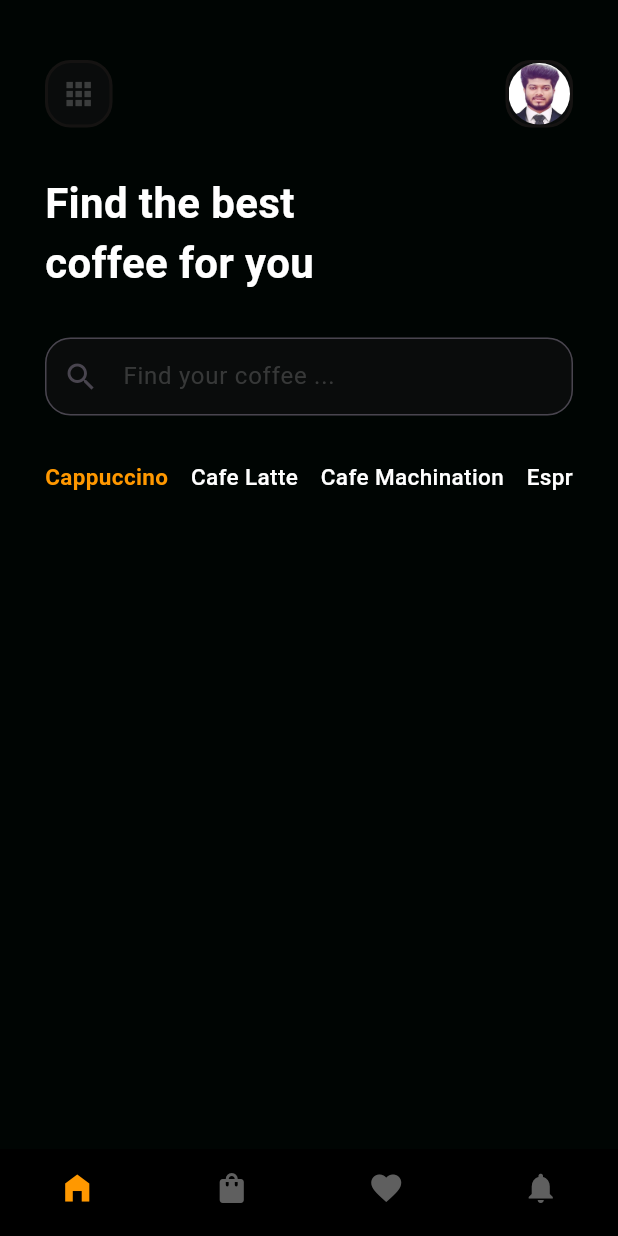
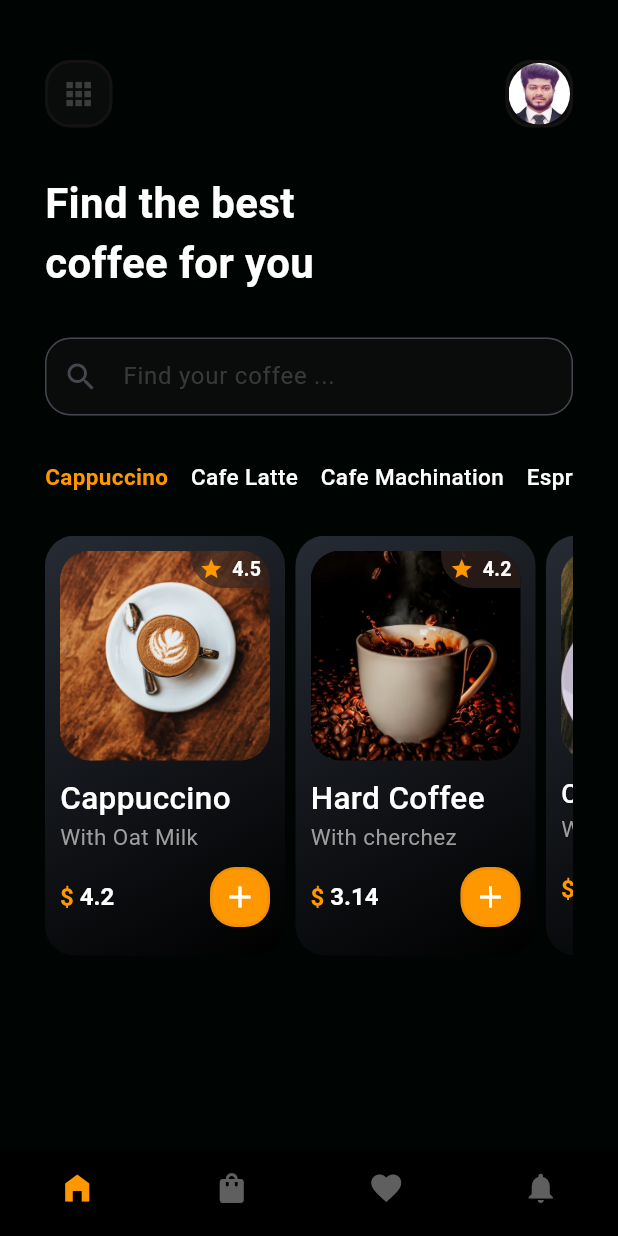
Before and after one commit to Jahid01234/Coffee_App, a Flutter app: the MainBottomNavScreen screen opened directly, on a phone screen of 412 x 824 dp. Run offline on Flutter 3.47's test engine with Material 3 defaults, Android fonts, the phone set to English and light mode, and no system bars.

Commit message:
- add product card

```diff
--- a/lib/app.dart
+++ b/lib/app.dart
@@ -14,7 +14,8 @@ class MyApp extends StatelessWidget {
       theme: ThemeData(
           scaffoldBackgroundColor: const Color(0xff000503),
       ),
-      home: const SplashScreen() ,
+      //home: const SplashScreen() ,
+      home: const MainBottomNavScreen(),
     );
   }
 }
--- a/lib/data/model/coffee_item.dart
+++ /dev/null
@@ -1,33 +0,0 @@
-class CoffeeItem {
-  String? title;
-  String? subtitle;
-  String? itemImg;
-  double? price;
-  double? rating;
-
-  CoffeeItem({
-    this.title,
-    this.subtitle,
-    this.itemImg,
-    this.price,
-    this.rating,
-  });
-
-  CoffeeItem.fromJson(Map<String, dynamic> json) {
-    title = json['title'];
-    subtitle = json['subtitle'];
-    itemImg = json['itemImg'];
-    price = json['price'];
-    rating = json['rating'];
-  }
-
-  Map<String, dynamic> toJson() {
-    final Map<String, dynamic> data = new Map<String, dynamic>();
-    data['title'] = this.title;
-    data['subtitle'] = this.subtitle;
-    data['itemImg'] = this.itemImg;
-    data['price'] = this.price;
-    data['rating'] = this.rating;
-    return data;
-  }
-}
--- /dev/null
+++ b/lib/data/model/coffee_model.dart
@@ -0,0 +1,52 @@
+
+class CoffeeModel {
+  final String title;
+  final String subtitle;
+  final String itemImg;
+  final double price;
+  final double rating;
+
+  CoffeeModel({
+    required this.title,
+    required this.subtitle,
+    required this.itemImg,
+    required this.price,
+    required this.rating,
+  });
+
+  //List of Coffee item...
+  static List<CoffeeModel> coffeeItem = [
+    CoffeeModel(
+        title: "Cappuccino",
+        subtitle: "With Oat Milk",
+        itemImg: "assets/images/cappuccino.jpeg",
+        price: 4.20,
+        rating: 4.5,
+    ),
+    CoffeeModel(
+      title: "Hard Coffee",
+      subtitle: "With cherchez",
+      itemImg: "assets/images/onboarding_bg.png",
+      price: 3.14,
+      rating: 4.2,
+    ),
+
+    CoffeeModel(
+      title: "Cafe Machination",
+      subtitle: "With Cream",
+      itemImg: "assets/images/caffe_macchiato.jpeg",
+      price: 4.14,
+      rating: 4.3,
+    ),
+
+    CoffeeModel(
+      title: "Cafe Latte",
+      subtitle: "With Chocolate",
+      itemImg: "assets/images/cafe_latte.jpeg",
+      price: 4.14,
+      rating: 4.3,
+    ),
+
+  ];
+
+}
--- a/lib/presentation/screens/home_screen.dart
+++ b/lib/presentation/screens/home_screen.dart
@@ -1,6 +1,10 @@
+import 'package:coffee_app_ui/data/model/coffee_model.dart';
+import 'package:coffee_app_ui/presentation/screens/product_details_screen.dart';
 import 'package:coffee_app_ui/presentation/widgets/appbar_container.dart';
 import 'package:coffee_app_ui/presentation/widgets/coffee_category_types.dart';
+import 'package:coffee_app_ui/presentation/widgets/product_card.dart';
 import 'package:flutter/material.dart';
+
 
 class HomeScreen extends StatefulWidget {
   const HomeScreen({super.key});
@@ -10,6 +14,8 @@ class HomeScreen extends StatefulWidget {
 }
 
 class _HomeScreenState extends State<HomeScreen> {
+  final List<CoffeeModel> _coffeeItem = CoffeeModel.coffeeItem;
+
   @override
   Widget build(BuildContext context) {
     return Scaffold(
@@ -43,8 +49,7 @@ class _HomeScreenState extends State<HomeScreen> {
               style: TextStyle(
                   fontSize: 28,
                   color: Colors.white,
-                fontWeight: FontWeight.w700
-              ),
+                  fontWeight: FontWeight.w700),
             ),
             const SizedBox(height: 30),
 
@@ -53,7 +58,35 @@ class _HomeScreenState extends State<HomeScreen> {
             const SizedBox(height: 30),
 
             // 4th:- Coffee category types............
-            const CoffeeCategoryTypes()
+            const CoffeeCategoryTypes(),
+            const SizedBox(height: 30),
+
+            // 5th:- Coffee Tile............
+            SizedBox(
+              height: 280,
+              child: ListView.separated(
+                shrinkWrap: true,
+                primary: false,
+                scrollDirection: Axis.horizontal,
+                itemCount: _coffeeItem.length,
+                separatorBuilder: (_, __) {
+                  return const SizedBox(width: 7);
+                },
+                itemBuilder: (context, index) {
+                  return GestureDetector(
+                    onTap: (){
+                      Navigator.push(context, MaterialPageRoute(
+                          builder: (context)=> const ProductDetailsScreen(),
+                       ),
+                      );
+                    },
+                    child: ProductCard(
+                      coffeeModel: _coffeeItem[index],
+                    ),
+                  );
+                },
+              ),
+            ),
           ],
         ),
       ),
@@ -76,12 +109,10 @@ class _HomeScreenState extends State<HomeScreen> {
         ),
         focusedBorder: OutlineInputBorder(
             borderRadius: BorderRadius.circular(17),
-                borderSide: BorderSide.none
-              ),
+            borderSide: BorderSide.none),
         filled: true,
         fillColor: const Color(0xff0a0c0c),
         //fillColor: const Color(0xFF141921),
-
         contentPadding: const EdgeInsets.all(14),
       ),
       cursorColor: Colors.grey,
--- /dev/null
+++ b/lib/presentation/screens/product_details_screen.dart
@@ -0,0 +1,19 @@
+import 'package:flutter/material.dart';
+
+class ProductDetailsScreen extends StatefulWidget {
+  const ProductDetailsScreen({super.key});
+
+  @override
+  State<ProductDetailsScreen> createState() => _ProductDetailsScreenState();
+}
+
+class _ProductDetailsScreenState extends State<ProductDetailsScreen> {
+  @override
+  Widget build(BuildContext context) {
+    return const Scaffold(
+      body: Center(
+        child: Text("Product details screen"),
+      ),
+    );
+  }
+}
--- a/lib/presentation/widgets/appbar_container.dart
+++ b/lib/presentation/widgets/appbar_container.dart
@@ -2,10 +2,12 @@ import 'package:flutter/material.dart';
 
 class AppBarContainer extends StatelessWidget {
   final Widget child;
+  final Color? bgColor;
 
   const AppBarContainer({
     super.key,
     required this.child,
+    this.bgColor,
   });
 
   @override
@@ -14,7 +16,7 @@ class AppBarContainer extends StatelessWidget {
       height: 45,
       width: 45,
       decoration: BoxDecoration(
-        color: const Color(0xff0a0c0c),
+        color: bgColor ?? const Color(0xff0a0c0c),
         //color: const Color(0xFF141921),
         borderRadius: BorderRadius.circular(17),
         border: Border.all(
--- /dev/null
+++ b/lib/presentation/widgets/product_card.dart
@@ -0,0 +1,142 @@
+import 'package:coffee_app_ui/data/model/coffee_model.dart';
+import 'package:coffee_app_ui/presentation/widgets/appbar_container.dart';
+import 'package:flutter/material.dart';
+
+
+class ProductCard extends StatelessWidget {
+  final CoffeeModel coffeeModel;
+
+  const ProductCard({
+    super.key,
+    required this.coffeeModel,
+  });
+
+  @override
+  Widget build(BuildContext context) {
+    return Container(
+      width: 160,
+      decoration: BoxDecoration(
+        borderRadius: BorderRadius.circular(20),
+        gradient: const LinearGradient(
+          begin: Alignment.topLeft,
+          end: Alignment.bottomRight,
+          colors: [
+            Color(0xff262B34),
+            Colors.black,
+          ],
+        ),
+      ),
+      child: Padding(
+        padding: const EdgeInsets.all(10),
+        child: Column(
+          crossAxisAlignment: CrossAxisAlignment.start,
+          children: [
+            // 1st:- Image art...
+            Stack(
+              children: [
+                Container(
+                  height: 140,
+                  decoration: BoxDecoration(
+                    borderRadius: BorderRadius.circular(20),
+                    image: DecorationImage(
+                      image: AssetImage(coffeeModel.itemImg),
+                      fit: BoxFit.cover,
+                    ),
+                  ),
+                ),
+                Positioned(
+                  top: 0,
+                  right: 0,
+                  child: Container(
+                    height: 25,
+                    width: 53,
+                    decoration: BoxDecoration(
+                      color: const Color(0xFF342520).withOpacity(0.7),
+                      borderRadius: const BorderRadius.only(
+                          topRight: Radius.circular(20),
+                          bottomLeft: Radius.circular(22)),
+                    ),
+                    child: Row(
+                      mainAxisAlignment: MainAxisAlignment.spaceEvenly,
+                      children: [
+                        const Icon(
+                          Icons.star,
+                          size: 16,
+                          color: Colors.orange,
+                        ),
+                        Text(
+                          coffeeModel.rating.toString(),
+                          style: const TextStyle(
+                            fontSize: 13,
+                            color: Colors.white,
+                            fontWeight: FontWeight.bold,
+                          ),
+                        ),
+                      ],
+                    ),
+                  ),
+                ),
+              ],
+            ),
+            // 2nd:- Title and Subtitle part...
+            const SizedBox(height: 10),
+            FittedBox(
+              child: Text(
+                coffeeModel.title,
+                style: const TextStyle(
+                  fontSize: 21,
+                  color: Colors.white,
+                  fontWeight: FontWeight.w500,
+                ),
+              ),
+            ),
+            Text(
+              coffeeModel.subtitle,
+              style: const TextStyle(
+                fontSize: 15,
+                color: Colors.grey,
+              ),
+            ),
+            // 3rd:- Price and add button part...
+            const SizedBox(height: 10),
+            Row(
+              mainAxisAlignment: MainAxisAlignment.spaceBetween,
+              children: [
+                RichText(
+                  text: TextSpan(
+                    text: "\$ ",
+                    style: const TextStyle(
+                      fontSize: 16,
+                      color: Colors.orange,
+                      fontWeight: FontWeight.bold,
+                    ),
+                    children: [
+                      TextSpan(
+                        text: coffeeModel.price.toString(),
+                        style: const TextStyle(
+                          color: Colors.white,
+                          fontWeight: FontWeight.bold,
+                        ),
+                      ),
+                    ],
+                  ),
+                ),
+                const SizedBox(
+                  height: 40,
+                  width: 40,
+                  child: AppBarContainer(
+                    bgColor: Colors.orange,
+                    child: Icon(
+                      Icons.add,
+                      color: Colors.white,
+                    ),
+                  ),
+                ),
+              ],
+            ),
+          ],
+        ),
+      ),
+    );
+  }
+}
```
Lines whose indentation alone changed are shown as unchanged.
